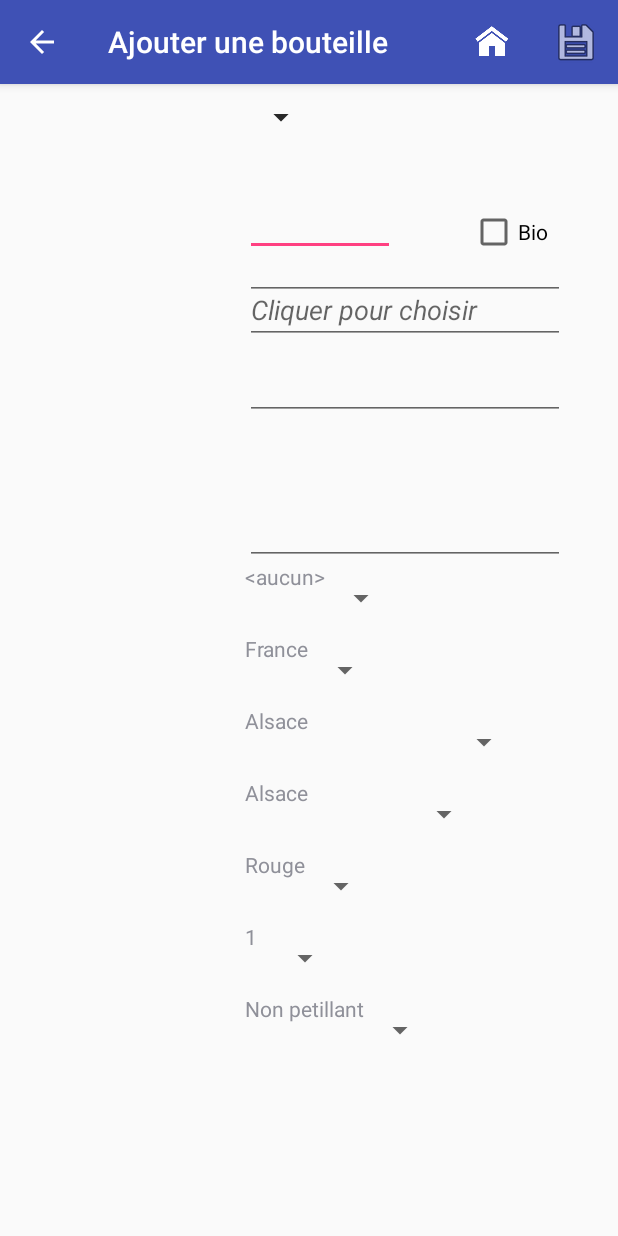
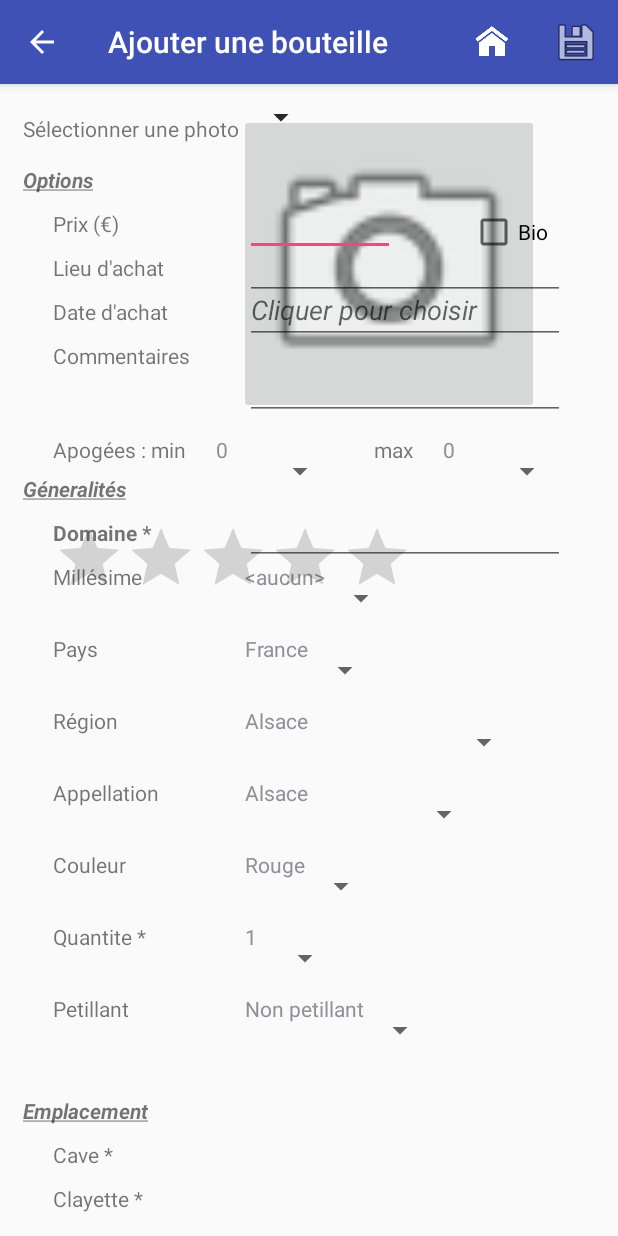
Before and after one commit to TintinMat/WineCellar, an Android app: the AjouterBouteilleActivity screen opened directly, with no data from a screen before it, on a phone screen of 412 x 824 dp. Run offline under Robolectric (Android 15) with nearby library versions, the phone set to English and light mode, and no system bars.

Commit message:
Mises à jour
Mise à jour techniques diverses

```diff
--- a/app/src/main/AndroidManifest.xml
+++ b/app/src/main/AndroidManifest.xml
@@ -1,7 +1,8 @@
 <?xml version="1.0" encoding="utf-8"?>
 <manifest xmlns:android="http://schemas.android.com/apk/res/android"
     xmlns:tools="http://schemas.android.com/tools"
-    package="com.tintin.mat.winecellar">
+    package="com.tintin.mat.winecellar"
+    tools:ignore="GoogleAppIndexingWarning">
 
     <uses-permission android:name="android.permission.WRITE_EXTERNAL_STORAGE" />
     <uses-permission android:name="android.permission.INTERNET" />
@@ -14,6 +15,7 @@
         android:roundIcon="@drawable/logo"
         android:supportsRtl="true"
         android:theme="@style/AppTheme"
+        android:fullBackupContent="true"
         >
 
         <activity
--- a/app/src/main/res/layout/activity_ajouter_bouteille.xml
+++ b/app/src/main/res/layout/activity_ajouter_bouteille.xml
@@ -34,7 +34,7 @@
             android:layout_width="wrap_content"
             android:layout_height="wrap_content"
             android:text="@string/text_view_photo_cave"
-            app:layout_constraintLeft_toRightOf="parent"
+            app:layout_constraintLeft_toLeftOf="parent"
             app:layout_constraintTop_toTopOf="parent"
             android:layout_marginTop="10dp"
             android:layout_marginStart="0dp"
@@ -59,7 +59,7 @@
             android:layout_height="wrap_content"
             android:text="@string/text_view_generalites"
             android:textStyle="bold|italic"
-            app:layout_constraintLeft_toRightOf="parent"
+            app:layout_constraintLeft_toLeftOf="parent"
             app:layout_constraintTop_toTopOf="parent"
             android:layout_marginTop="250dp"
             android:layout_marginLeft="0dp"
@@ -71,7 +71,7 @@
             android:layout_height="wrap_content"
             android:text="@string/text_view_domaine"
             android:textStyle="bold"
-            app:layout_constraintLeft_toRightOf="parent"
+            app:layout_constraintLeft_toLeftOf="@+id/generalitesTextView"
             app:layout_constraintTop_toBottomOf="@+id/generalitesTextView"
             android:layout_marginTop="10dp"
             android:layout_marginStart="20dp"
@@ -418,6 +418,14 @@
             app:layout_constraintBaseline_toBaselineOf="@+id/apogeeMaxTextView"
             android:layout_marginStart="20dp"
             />
+        <RatingBar
+            android:id="@+id/ratingBar"
+            android:layout_width="wrap_content"
+            android:layout_height="wrap_content"
+            app:layout_constraintTop_toBottomOf="@+id/apogeeMaxSpinner"
+            app:layout_constraintLeft_toLeftOf="@+id/nomDomaineTextView"
+            android:layout_marginTop="10dp"
+            />
 
     </android.support.constraint.ConstraintLayout>
 </ScrollView>
--- a/app/src/main/res/layout/activity_modifier_bouteille.xml
+++ b/app/src/main/res/layout/activity_modifier_bouteille.xml
@@ -24,7 +24,7 @@
             android:layout_width="wrap_content"
             android:layout_height="wrap_content"
             android:text="@string/text_view_photo_cave"
-            app:layout_constraintLeft_toRightOf="parent"
+            app:layout_constraintLeft_toLeftOf="parent"
             app:layout_constraintTop_toTopOf="parent"
             android:layout_marginTop="10dp"
             />
@@ -48,7 +48,7 @@
             android:layout_height="wrap_content"
             android:text="@string/text_view_generalites"
             android:textStyle="bold|italic"
-            app:layout_constraintLeft_toRightOf="parent"
+            app:layout_constraintLeft_toLeftOf="parent"
             app:layout_constraintTop_toTopOf="parent"
             android:layout_marginTop="250dp"
             android:layout_marginLeft="0dp"
@@ -60,7 +60,7 @@
             android:layout_height="wrap_content"
             android:text="@string/text_view_domaine"
             android:textStyle="bold"
-            app:layout_constraintLeft_toRightOf="parent"
+            app:layout_constraintLeft_toLeftOf="@+id/generalitesTextView"
             app:layout_constraintTop_toBottomOf="@+id/generalitesTextView"
             android:layout_marginTop="10dp"
             android:layout_marginStart="20dp"
--- a/app/src/main/res/layout/activity_recherche_globale.xml
+++ b/app/src/main/res/layout/activity_recherche_globale.xml
@@ -24,7 +24,7 @@
             android:layout_height="wrap_content"
             android:text="@string/text_view_criteres_recherche"
             android:textStyle="bold|italic"
-            app:layout_constraintLeft_toRightOf="parent"
+            app:layout_constraintLeft_toLeftOf="parent"
             app:layout_constraintTop_toTopOf="parent"
             android:layout_marginStart="0dp"
             />
--- a/app/src/main/res/layout/row_bouteille.xml
+++ b/app/src/main/res/layout/row_bouteille.xml
@@ -60,7 +60,7 @@
             android:layout_width="match_parent"
             android:layout_height="wrap_content"
             android:layout_alignTop="@+id/avatarBouteille"
-            android:layout_toRightOf="@+id/avatarBouteille"
+            android:layout_toEndOf="@+id/avatarBouteille"
             android:layout_marginStart="10dp"
             android:layout_marginTop="10dp"
             android:textColor="@android:color/black"
@@ -72,7 +72,7 @@
             android:layout_height="wrap_content"
             android:textColor="@android:color/black"
             android:layout_below="@+id/nomDomaineRowTextView"
-            android:layout_alignLeft="@+id/nomDomaineRowTextView"
+            android:layout_alignStart="@+id/nomDomaineRowTextView"
             tools:text="@string/text_view_appellation"
             android:layout_marginTop="5dp"/>
 
@@ -81,7 +81,7 @@
             android:layout_height="wrap_content"
             android:textColor="@android:color/black"
             android:layout_below="@+id/nomAppellationRowTextView"
-            android:layout_alignLeft="@+id/nomDomaineRowTextView"
+            android:layout_alignStart="@+id/nomDomaineRowTextView"
             tools:text="@string/text_view_millesime"
             android:layout_marginTop="5dp"/>
 
--- a/app/src/main/res/layout/row_cave.xml
+++ b/app/src/main/res/layout/row_cave.xml
@@ -17,8 +17,8 @@
         android:layout_width="wrap_content"
         android:layout_height="wrap_content"
         android:textColor="@android:color/black"
-        android:layout_marginLeft="10dp"
-        android:layout_toRightOf="@+id/avatar"
+        android:layout_marginStart="10dp"
+        android:layout_toEndOf="@+id/avatar"
         android:layout_alignTop="@+id/avatar"
         android:textStyle="bold"
         tools:text="nomCave" />
@@ -27,7 +27,7 @@
         android:layout_width="wrap_content"
         android:layout_height="wrap_content"
         android:textColor="@android:color/black"
-        android:layout_alignLeft="@+id/nomCaveRowTextView"
+        android:layout_alignStart="@+id/nomCaveRowTextView"
         android:layout_below="@+id/nomCaveRowTextView"
         tools:text="nbBouteilles" />
 
--- a/app/src/main/res/layout/row_clayette.xml
+++ b/app/src/main/res/layout/row_clayette.xml
@@ -56,7 +56,7 @@
             android:layout_width="match_parent"
             android:layout_height="wrap_content"
             android:textColor="@android:color/black"
-            android:layout_alignLeft="@+id/nomClayetteRowTextView"
+            android:layout_alignStart="@+id/nomClayetteRowTextView"
             android:layout_below="@+id/nomClayetteRowTextView"
             tools:text="nb bouteilles"
             android:layout_marginTop="5dp"/>
--- a/app/src/main/res/layout/slide_bouteille.xml
+++ b/app/src/main/res/layout/slide_bouteille.xml
@@ -39,7 +39,7 @@
         android:layout_height="wrap_content"
         android:text="@string/text_view_generalites"
         android:textStyle="bold|italic"
-        app:layout_constraintLeft_toRightOf="parent"
+        app:layout_constraintLeft_toLeftOf="parent"
         app:layout_constraintTop_toTopOf="parent"
         android:layout_marginTop="250dp"/>
 
@@ -49,7 +49,7 @@
         android:layout_height="wrap_content"
         android:text="@string/text_view_domaine"
         android:textStyle="bold"
-        app:layout_constraintLeft_toRightOf="parent"
+        app:layout_constraintLeft_toLeftOf="parent"
         app:layout_constraintTop_toBottomOf="@+id/generalitesTextView"
         android:layout_marginTop="10dp"
         android:layout_marginStart="20dp"/>
--- a/build.gradle
+++ b/build.gradle
@@ -6,7 +6,7 @@
         google()
     }
     dependencies {
-        classpath 'com.android.tools.build:gradle:3.3.0'
+        classpath 'com.android.tools.build:gradle:3.4.0'
 
         // NOTE: Do not place your application dependencies here; they belong
         // in the individual module build.gradle files
@@ -16,6 +16,7 @@
 allprojects {
     repositories {
         jcenter()
+        google()
     }
 }
 
--- a/gradle.properties
+++ b/gradle.properties
@@ -22,5 +22,4 @@
 
 ANDROID_BUILD_MIN_SDK_VERSION=23
 ANDROID_BUILD_TARGET_SDK_VERSION=26
-ANDROID_BUILD_SDK_VERSION=26
-ANDROID_BUILD_TOOLS_VERSION=26.0.2
+ANDROID_BUILD_SDK_VERSION=28
--- a/library/build.gradle
+++ b/library/build.gradle
@@ -4,14 +4,14 @@
     compileSdkVersion Integer.parseInt(project.ANDROID_BUILD_SDK_VERSION)
 
     defaultConfig {
-        minSdkVersion 9
+        minSdkVersion 14
         targetSdkVersion Integer.parseInt(project.ANDROID_BUILD_TARGET_SDK_VERSION)
     }
 }
 
 dependencies {
-    implementation 'com.android.support:recyclerview-v7:25.2.0'
-    implementation 'com.android.support:support-v4:25.2.0'
+    implementation 'com.android.support:recyclerview-v7:28.0.0'
+    implementation 'com.android.support:support-v4:28.0.0'
 }
 apply from: './gradle-mvn-push.gradle'
 
```
Also changed, not shown: app/build.gradle (+5 -5 lines), app/src/main/res/layout/activity_options.xml (+9 -11 lines), gradle/wrapper/gradle-wrapper.properties.
